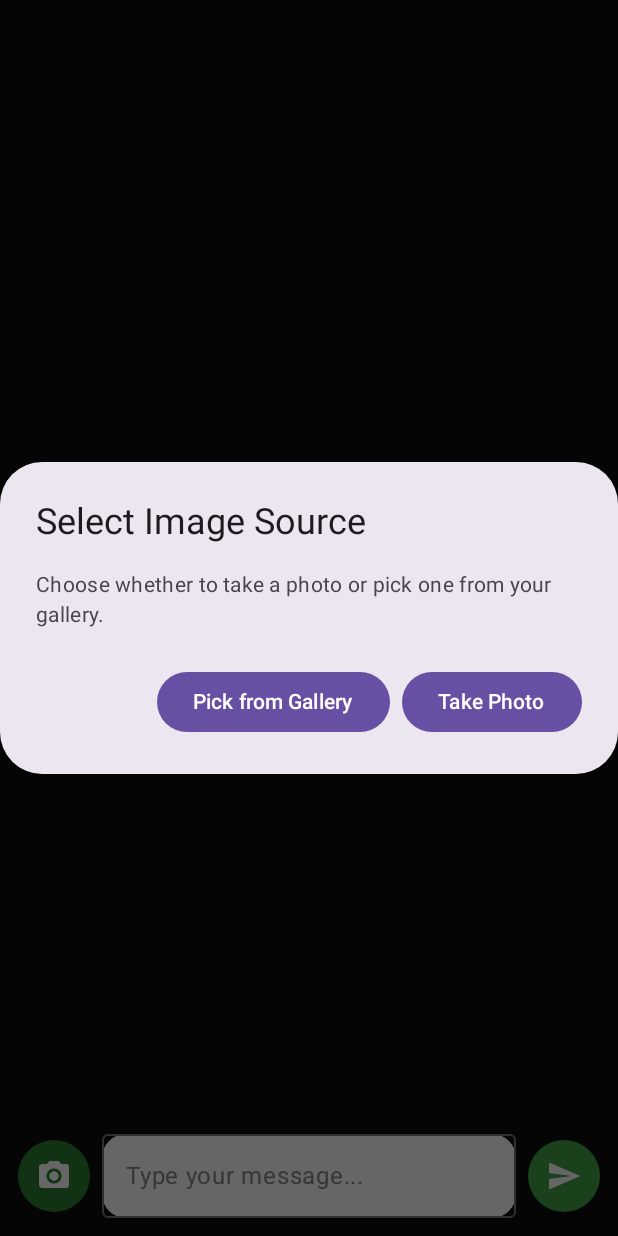
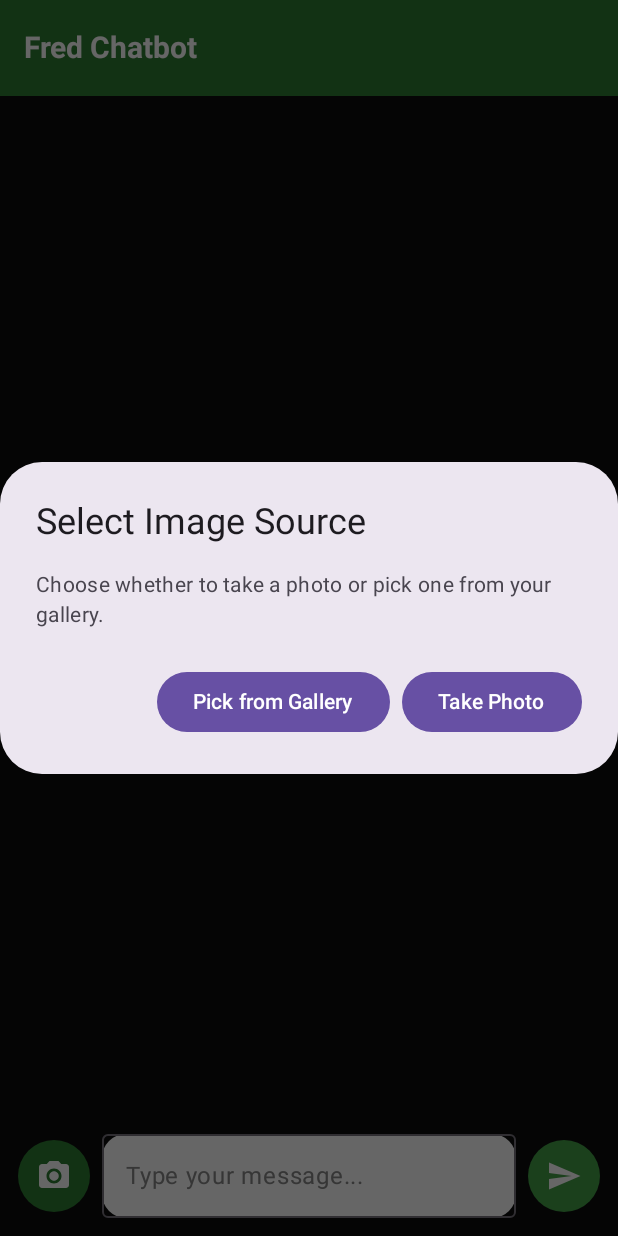
Before and after one commit to Code-Syndicate-SH/Smart-Roots-App, an Android app built with Jetpack Compose: the composable FredChatScreen called with empty values, after a tap on "Attach or Take Photo", on a phone screen of 412 x 824 dp. Run offline under Robolectric (Android 15) with nearby library versions, the phone set to English and light mode, and no system bars; pictures from the network do not load; 5 statements that could not run were skipped.

Commit message:
Initial AI

```diff
--- a/Smart-Roots/src/main/java/com/example/smarthydro/chat/FredChatScreen.kt
+++ b/Smart-Roots/src/main/java/com/example/smarthydro/chat/FredChatScreen.kt
@@ -35,6 +35,7 @@ import kotlinx.coroutines.launch
 import java.io.ByteArrayOutputStream
 import java.io.InputStream
 
+@OptIn(ExperimentalMaterial3Api::class)
 @Composable
 fun FredChatScreen(
     messages: List<UiMsg>,
@@ -88,7 +89,26 @@ fun FredChatScreen(
         coroutineScope.launch { listState.animateScrollToItem(messages.size) }
     }
 
-    Scaffold(containerColor = Color(0xFF0D0D0D)) { padding ->
+    Scaffold(
+        topBar = {
+            // 🌿 Visible Green Header Bar
+            TopAppBar(
+                title = {
+                    Text(
+                        text = "Fred Chatbot",
+                        color = Color.White,
+                        fontSize = 20.sp,
+                        fontWeight = FontWeight.Bold
+                    )
+                },
+                colors = TopAppBarDefaults.topAppBarColors(
+                    containerColor = Color(0xFF2E7D32), // bright green SmartHydro header
+                    titleContentColor = Color.White
+                )
+            )
+        },
+        containerColor = Color(0xFF0D0D0D)
+    ) { padding ->
         Column(
             modifier = Modifier
                 .fillMaxSize()
```
